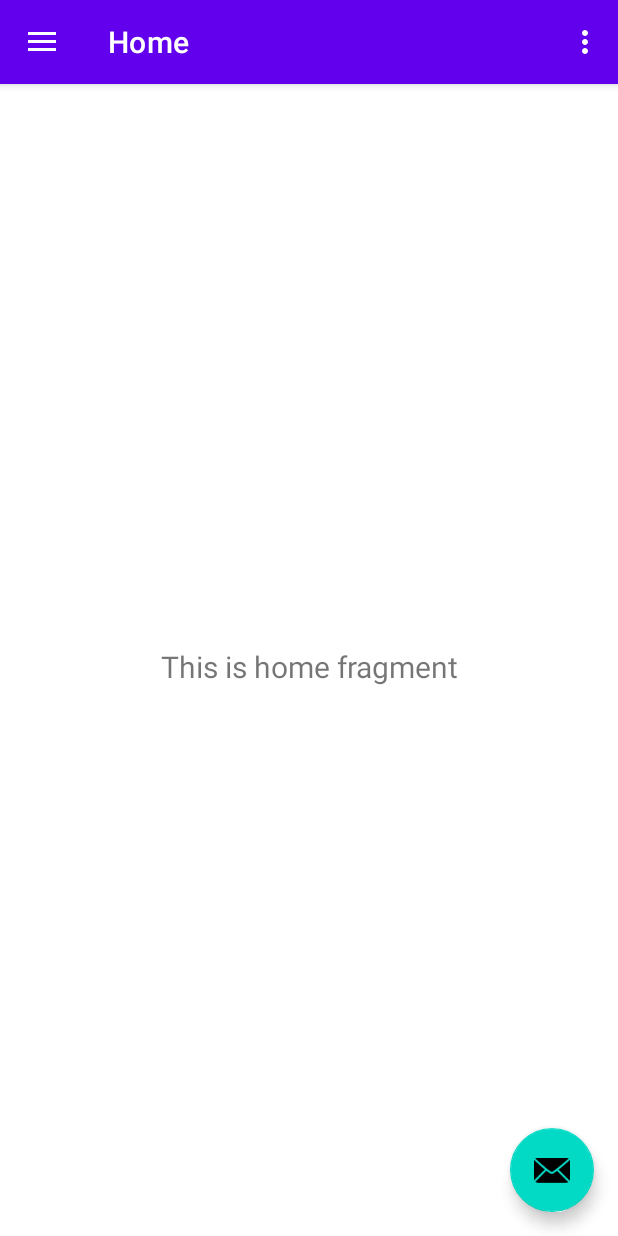
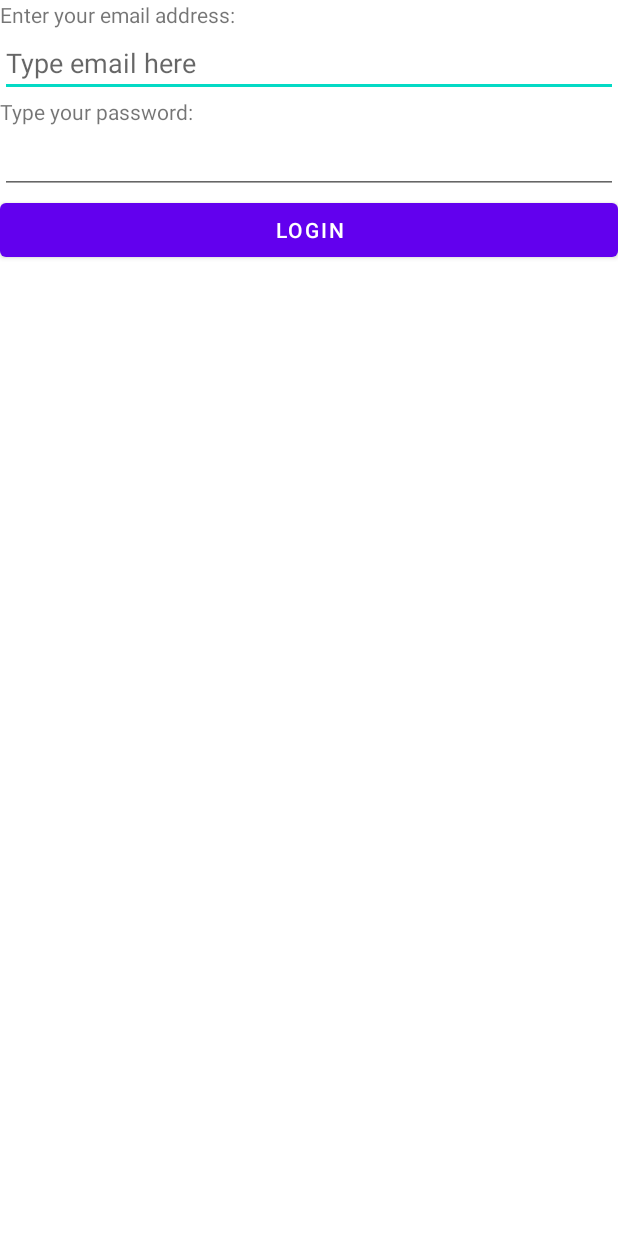
Before and after one commit to AndresAlvarado7/FinalProject, an Android app: the screen it shows after launch (MainActivity before the commit, LoginActivity after it), on a phone screen of 412 x 824 dp. Run offline under Robolectric (Android 15) with nearby library versions, the phone set to English and light mode, and no system bars.

Commit message:
Login activity version 1. Sends email typed in login activity to shows in drawer menu.

```diff
--- a/app/build.gradle
+++ b/app/build.gradle
@@ -39,6 +39,7 @@ dependencies {
     implementation 'androidx.lifecycle:lifecycle-viewmodel-ktx:2.4.1'
     implementation 'androidx.navigation:navigation-fragment:2.4.1'
     implementation 'androidx.navigation:navigation-ui:2.4.1'
+    implementation 'androidx.annotation:annotation:1.2.0'
     testImplementation 'junit:junit:4.13.2'
     androidTestImplementation 'androidx.test.ext:junit:1.1.3'
     androidTestImplementation 'androidx.test.espresso:espresso-core:3.4.0'
--- /dev/null
+++ b/app/src/main/java/com/cst2335/finalproject/LoginActivity.java
@@ -0,0 +1,57 @@
+package com.cst2335.finalproject;
+
+import androidx.appcompat.app.AppCompatActivity;
+
+import android.content.Context;
+import android.content.Intent;
+import android.content.SharedPreferences;
+import android.os.Bundle;
+import android.view.View;
+import android.widget.Button;
+import android.widget.CheckBox;
+import android.widget.EditText;
+import android.widget.ImageButton;
+import android.widget.Switch;
+import android.widget.TextView;
+import android.widget.Toast;
+
+import com.google.android.material.snackbar.Snackbar;
+
+public class LoginActivity extends AppCompatActivity {
+
+    public final static String PREFERENCES_FILE = "MyData";
+
+    @Override
+    protected void onCreate(Bundle savedInstanceState) {
+        super.onCreate(savedInstanceState);
+        setContentView(R.layout.activity_login);
+
+        EditText editTextEmailAddress = findViewById(R.id.editTextEmailAddress);
+
+        Button myButton = findViewById(R.id.myButton);
+        myButton.setOnClickListener((click) -> {
+            Intent goToHome = new Intent(LoginActivity.this, MainActivity.class);
+            goToHome.putExtra("email",editTextEmailAddress.getText().toString());
+            startActivity(goToHome);
+        });
+
+
+        SharedPreferences emailAdd = getSharedPreferences(PREFERENCES_FILE, Context.MODE_PRIVATE);
+
+        String s = emailAdd.getString("email","");
+        editTextEmailAddress.setText(s);
+
+    }
+
+    @Override
+    protected void onPause(){
+        super.onPause();
+
+        EditText editTextTextEmailAddress = findViewById(R.id.editTextEmailAddress);
+
+        SharedPreferences emailAdd = getSharedPreferences(PREFERENCES_FILE,Context.MODE_PRIVATE);
+        SharedPreferences.Editor myEditor = emailAdd.edit();
+        myEditor.putString("email", editTextTextEmailAddress.getText().toString());
+        myEditor.apply();
+    }
+}
--- a/app/src/main/res/drawable/side_nav_bar.xml
+++ b/app/src/main/res/drawable/side_nav_bar.xml
@@ -3,7 +3,7 @@
     <gradient
         android:angle="135"
         android:centerColor="#009688"
-        android:endColor="#00695C"
-        android:startColor="#4DB6AC"
+        android:endColor="#000000"
+        android:startColor="#000000"
         android:type="linear" />
 </shape>
--- /dev/null
+++ b/app/src/main/res/layout/activity_login.xml
@@ -0,0 +1,52 @@
+<?xml version="1.0" encoding="utf-8"?>
+<LinearLayout xmlns:android="http://schemas.android.com/apk/res/android"
+    xmlns:app="http://schemas.android.com/apk/res-auto"
+    xmlns:tools="http://schemas.android.com/tools"
+    android:layout_width="match_parent"
+    android:layout_height="match_parent"
+    android:orientation="vertical"
+    tools:context=".MainActivity">
+
+
+    <TextView
+        android:id="@+id/myTextViewEmail"
+        android:layout_width="wrap_content"
+        android:layout_height="wrap_content"
+        android:text="@string/EmailAddress"
+        app:layout_constraintBottom_toBottomOf="parent"
+        app:layout_constraintLeft_toLeftOf="parent"
+        app:layout_constraintRight_toRightOf="parent"
+        app:layout_constraintTop_toTopOf="parent" />
+
+    <EditText
+        android:id="@+id/editTextEmailAddress"
+        android:layout_width="match_parent"
+        android:layout_height="wrap_content"
+        android:ems="10"
+        android:inputType="textEmailAddress"
+        android:hint="@string/TypeEmail" />
+
+    <TextView
+        android:id="@+id/myTextViewPassword"
+        android:layout_width="wrap_content"
+        android:layout_height="wrap_content"
+        android:text="@string/TypePassword"
+        app:layout_constraintBottom_toBottomOf="parent"
+        app:layout_constraintLeft_toLeftOf="parent"
+        app:layout_constraintRight_toRightOf="parent"
+        app:layout_constraintTop_toTopOf="parent" />
+
+    <EditText
+        android:id="@+id/editTextTextPassword"
+        android:layout_width="match_parent"
+        android:layout_height="wrap_content"
+        android:ems="10"
+        android:inputType="textPassword" />
+
+    <Button
+        android:id="@+id/myButton"
+        android:layout_width="match_parent"
+        android:layout_height="wrap_content"
+        android:text="@string/ButtonText" />
+
+</LinearLayout>
--- a/app/src/main/res/values-land/dimens.xml
+++ b/app/src/main/res/values-land/dimens.xml
@@ -1,3 +1,4 @@
 <resources>
     <dimen name="fab_margin">48dp</dimen>
+    <dimen name="activity_horizontal_margin">48dp</dimen>
 </resources>
--- a/app/src/main/res/values-w1240dp/dimens.xml
+++ b/app/src/main/res/values-w1240dp/dimens.xml
@@ -1,3 +1,4 @@
 <resources>
     <dimen name="fab_margin">200dp</dimen>
+    <dimen name="activity_horizontal_margin">200dp</dimen>
 </resources>
--- a/app/src/main/res/values-w600dp/dimens.xml
+++ b/app/src/main/res/values-w600dp/dimens.xml
@@ -1,3 +1,4 @@
 <resources>
     <dimen name="fab_margin">48dp</dimen>
+    <dimen name="activity_horizontal_margin">48dp</dimen>
 </resources>
--- a/app/src/main/res/values/strings.xml
+++ b/app/src/main/res/values/strings.xml
@@ -10,4 +10,19 @@
     <string name="menu_home">Home</string>
     <string name="menu_gallery">Gallery</string>
     <string name="menu_slideshow">Slideshow</string>
+    <string name="title_activity_login">LoginActivity</string>
+    <string name="prompt_email">Email</string>
+    <string name="prompt_password">Password</string>
+    <string name="action_sign_in">Sign in or register</string>
+    <string name="action_sign_in_short">Sign in</string>
+    <string name="welcome">"Welcome !"</string>
+    <string name="invalid_username">Not a valid username</string>
+    <string name="invalid_password">Password must be >5 characters</string>
+    <string name="login_failed">"Login failed"</string>
+
+    <string name="EmailAddress">Enter your email address:</string>
+    <string name="TypeEmail">Type email here</string>
+    <string name="TypePassword">Type your password:</string>
+    <string name="ButtonText">LOGIN</string>
+    <string name="profile">Your profile</string>
 </resources>
```
Also changed, not shown: app/src/main/AndroidManifest.xml (+8 -0 lines), app/src/main/java/com/cst2335/finalproject/MainActivity.java (+11 -0 lines).
